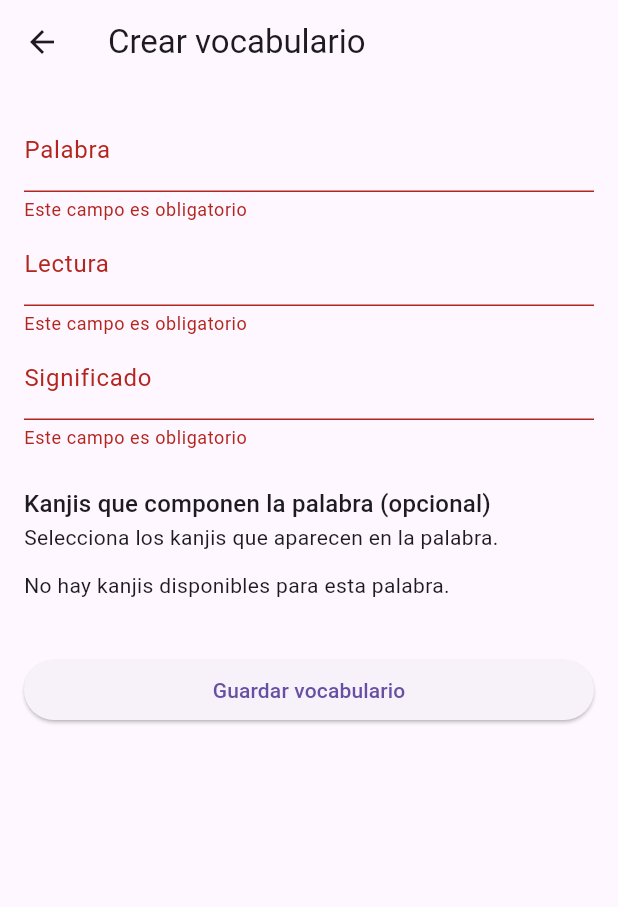
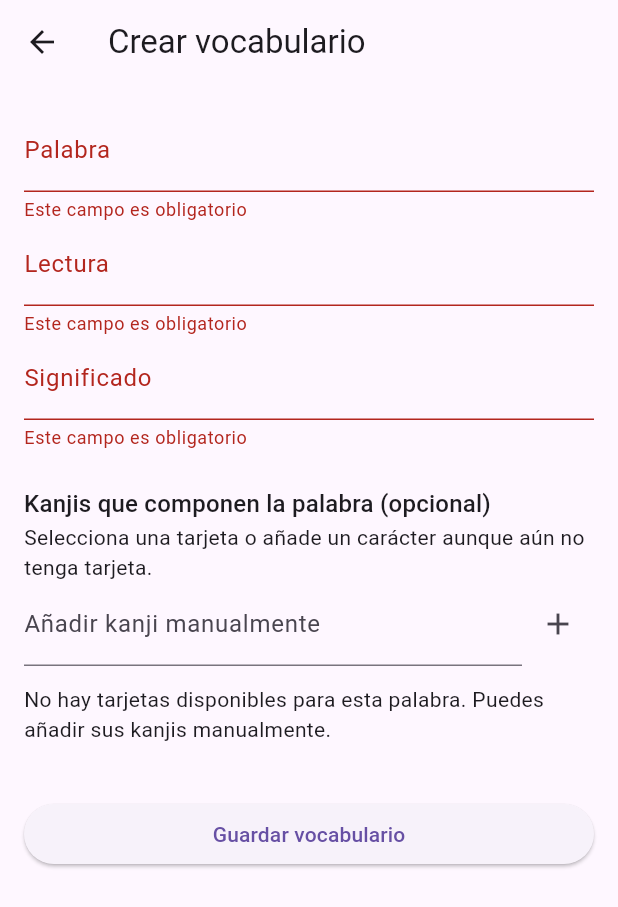
Before and after one commit to davidMV2002/kjstudy, a Flutter app: the Crearvocabularioview screen opened by its route, after a tap on "Guardar vocabulario", on a phone screen of 412 x 824 dp. Shown: the top 907 px of the screen. Run offline on Flutter 3.47's test engine with Material 3 defaults, Android fonts, the phone set to English and light mode, and no system bars; our stand-ins replace cloud_firestore, firebase_auth, firebase_core, google_sign_in; accounts and stored records are empty.

Commit message:
Parche en CrearVocabularioView.dart, para que te deje añadir kanjis que aun no están creados

```diff
--- a/lib/admin/FirebaseAdmin.dart
+++ b/lib/admin/FirebaseAdmin.dart
@@ -57,6 +57,32 @@ class Firebaseadmin {
   Future<Kanji?> descargarKanji(String id) async =>
       (await kanjis.doc(id).get()).data();
 
+  // Los IDs del vocabulario también pueden referirse a tarjetas personales
+  // o comunitarias que se hayan creado después de guardar la palabra.
+  Future<Kanji?> descargarKanjiParaVocabulario(String id) async {
+    final general = await descargarKanji(id);
+    if (general != null) return general;
+    if (fa.currentUser == null) return null;
+    final propio = (await misKanjis.doc(id).get()).data();
+    if (propio != null) return propio;
+    return (await kanjisComunitarios.doc(id).get()).data();
+  }
+
+  Future<List<Kanji>> verKanjisParaVocabulario() async {
+    final listas = await Future.wait([
+      verKanjisParaBusqueda(),
+      verKanjisPropios(),
+      verKanjisComunitarios(),
+    ]);
+    final porId = <String, Kanji>{};
+    for (final lista in listas) {
+      for (final kanji in lista) {
+        if (kanji.id != null) porId.putIfAbsent(kanji.id!, () => kanji);
+      }
+    }
+    return porId.values.toList();
+  }
+
   Future<List<Kanji>> verKanjis() async => (await kanjis
       .orderBy('fechamodificacion', descending: true)
       .get())
--- a/lib/views/CrearVocabularioView.dart
+++ b/lib/views/CrearVocabularioView.dart
@@ -16,9 +16,10 @@ class _CrearvocabularioviewState extends State<Crearvocabularioview> {
   final _palabra = TextEditingController();
   final _lectura = TextEditingController();
   final _significado = TextEditingController();
+  final _kanjiManual = TextEditingController();
   final _admin = Firebaseadmin();
   final Set<String> _kanjiIds = {};
-  late Future<List<Kanji>> _kanjis = _admin.verKanjisParaBusqueda();
+  late Future<List<Kanji>> _kanjis = _admin.verKanjisParaVocabulario();
   bool _guardando = false;
 
   @override
@@ -26,6 +27,7 @@ class _CrearvocabularioviewState extends State<Crearvocabularioview> {
     _palabra.dispose();
     _lectura.dispose();
     _significado.dispose();
+    _kanjiManual.dispose();
     super.dispose();
   }
 
@@ -55,6 +57,18 @@ class _CrearvocabularioviewState extends State<Crearvocabularioview> {
   String? _obligatorio(String? valor) =>
       valor == null || valor.trim().isEmpty ? 'Este campo es obligatorio' : null;
 
+  void _agregarKanji() {
+    final caracter = _kanjiManual.text.trim();
+    if (caracter.runes.length != 1 || caracter == '/' || !_palabra.text.contains(caracter)) {
+      ScaffoldMessenger.of(context).showSnackBar(const SnackBar(
+        content: Text('Introduce un solo carácter que aparezca en la palabra.'),
+      ));
+      return;
+    }
+    setState(() => _kanjiIds.add(caracter));
+    _kanjiManual.clear();
+  }
+
   @override
   Widget build(BuildContext context) {
     return Scaffold(
@@ -68,7 +82,7 @@ class _CrearvocabularioviewState extends State<Crearvocabularioview> {
               controller: _palabra,
               decoration: const InputDecoration(labelText: 'Palabra'),
               validator: _obligatorio,
-              onChanged: (_) => setState(() => _kanjiIds.clear()),
+              onChanged: (_) => setState(() {}),
             ),
             TextFormField(
               controller: _lectura,
@@ -83,13 +97,34 @@ class _CrearvocabularioviewState extends State<Crearvocabularioview> {
             const SizedBox(height: 24),
             Text('Kanjis que componen la palabra (opcional)',
                 style: Theme.of(context).textTheme.titleMedium),
-            const Text('Selecciona los kanjis que aparecen en la palabra.'),
+            const Text('Selecciona una tarjeta o añade un carácter aunque aún no tenga tarjeta.'),
+            Row(children: [
+              Expanded(child: TextField(
+                controller: _kanjiManual,
+                enabled: !_guardando,
+                decoration: const InputDecoration(labelText: 'Añadir kanji manualmente'),
+                onSubmitted: (_) => _agregarKanji(),
+              )),
+              IconButton(
+                onPressed: _guardando ? null : _agregarKanji,
+                tooltip: 'Añadir kanji',
+                icon: const Icon(Icons.add),
+              ),
+            ]),
+            if (_kanjiIds.isNotEmpty)
+              Wrap(
+                spacing: 8,
+                children: _kanjiIds.map((id) => InputChip(
+                  label: Text(id),
+                  onDeleted: _guardando ? null : () => setState(() => _kanjiIds.remove(id)),
+                )).toList(),
+              ),
             FutureBuilder<List<Kanji>>(
               future: _kanjis,
               builder: (context, snapshot) {
                 if (snapshot.hasError) {
                   return TextButton(
-                    onPressed: () => setState(() => _kanjis = _admin.verKanjisParaBusqueda()),
+                    onPressed: () => setState(() => _kanjis = _admin.verKanjisParaVocabulario()),
                     child: const Text('No se han podido cargar los kanjis. Reintentar'),
                   );
                 }
@@ -104,7 +139,7 @@ class _CrearvocabularioviewState extends State<Crearvocabularioview> {
                 if (disponibles.isEmpty) {
                   return const Padding(
                     padding: EdgeInsets.symmetric(vertical: 12),
-                    child: Text('No hay kanjis disponibles para esta palabra.'),
+                    child: Text('No hay tarjetas disponibles para esta palabra. Puedes añadir sus kanjis manualmente.'),
                   );
                 }
                 return Column(
--- a/lib/views/VocabularioDetailView.dart
+++ b/lib/views/VocabularioDetailView.dart
@@ -11,14 +11,23 @@ class Vocabulariodetailview extends StatelessWidget{
   Dataholder dh = Dataholder.instance;
 
   Future<void> funClickKanji(String kanjiId) async {
-    final kanji = await Firebaseadmin().descargarKanji(kanjiId);
-
-    if (kanji == null) {
-      return;
+    try {
+      final kanji = await Firebaseadmin().descargarKanjiParaVocabulario(kanjiId);
+      if (!miContext.mounted) return;
+      if (kanji == null) {
+        ScaffoldMessenger.of(miContext).showSnackBar(
+          const SnackBar(content: Text('Este kanji todavía no tiene tarjeta.')),
+        );
+        return;
+      }
+      dh.kanji = kanji;
+      Navigator.pushNamed(miContext, AppRoutes.kanjiDetail);
+    } catch (_) {
+      if (!miContext.mounted) return;
+      ScaffoldMessenger.of(miContext).showSnackBar(
+        const SnackBar(content: Text('No se ha podido cargar la tarjeta del kanji.')),
+      );
     }
-
-    dh.kanji = kanji;
-    Navigator.pushNamed(miContext, AppRoutes.kanjiDetail);
   }
 
   @override
```
